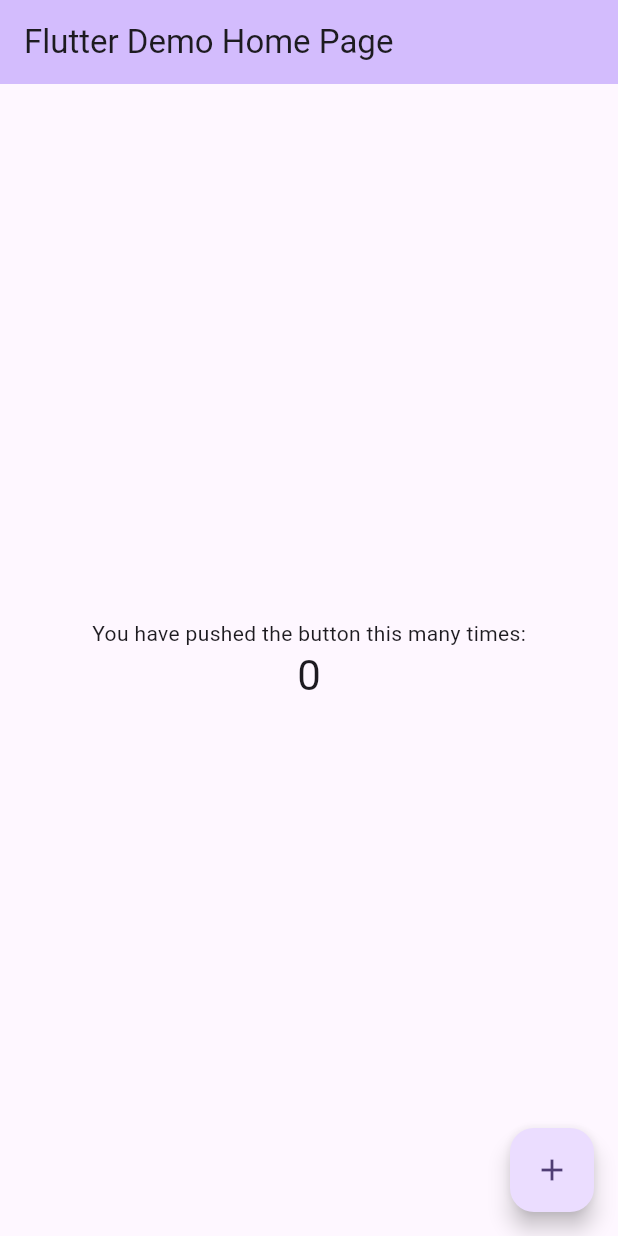
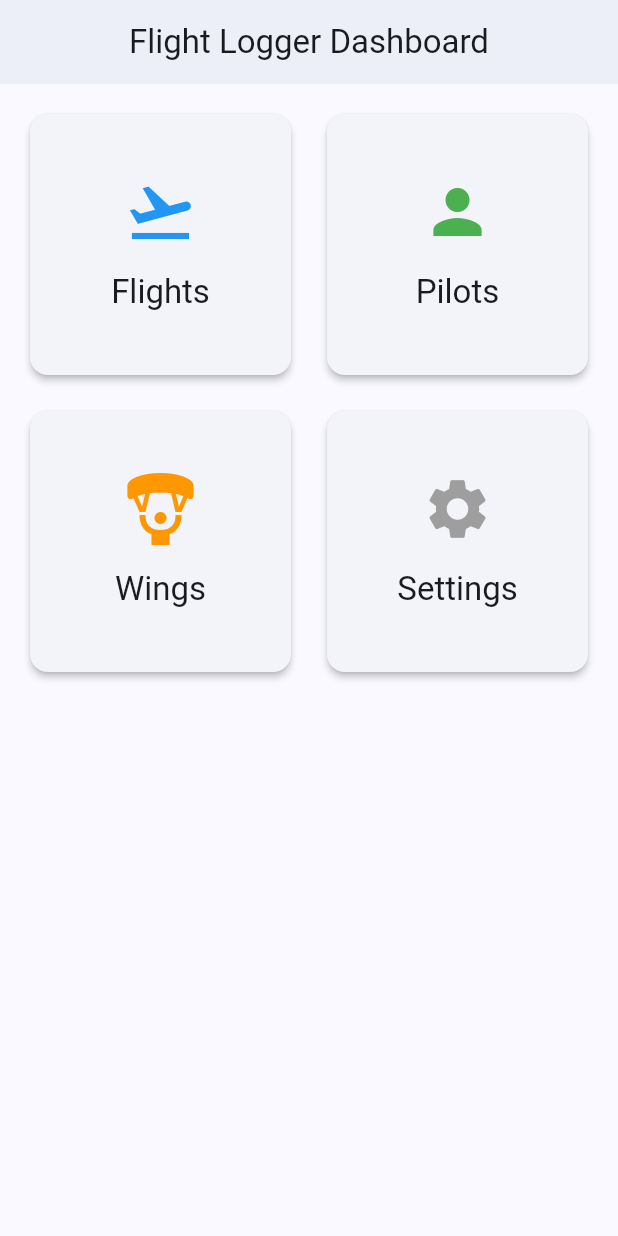
Before and after one commit to could-ai/019b4985-36f4-75fd-abc7-993f9726a849, a Flutter app: the screen it shows after launch, on a phone screen of 412 x 824 dp. Run offline on Flutter 3.47's test engine with Material 3 defaults, Android fonts, the phone set to English and light mode, and no system bars.

Commit message:
Added supabase_flutter and intl dependencies to support database connectivity and date formatting.; Replaced the default counter app with the Flight Logger application structure, including routing and theming.; Created data models for Pilot, Wing, and Flight to structure the application data.; Created the main dashboard screen with navigation to Flights, Pilots, and Wings sections.; Created the Pilots management screen with list view and add functionality (using local state).; Created the Wings management screen with list view and add functionality (using local state).; Created the Flights management screen with list view and flight logging functionality (using local state).

```diff
--- a/usr/lib/main.dart
+++ b/usr/lib/main.dart
@@ -1,123 +1,42 @@
 import 'package:flutter/material.dart';
+import 'screens/home_screen.dart';
+import 'screens/pilots_screen.dart';
+import 'screens/wings_screen.dart';
+import 'screens/flights_screen.dart';
 
 void main() {
-  runApp(const MyApp());
+  // In a real app, we would initialize Supabase here.
+  // await Supabase.initialize(url: '...', anonKey: '...');
+  runApp(const FlightLoggerApp());
 }
 
-class MyApp extends StatelessWidget {
-  const MyApp({super.key});
+class FlightLoggerApp extends StatelessWidget {
+  const FlightLoggerApp({super.key});
 
-  // This widget is the root of your application.
   @override
   Widget build(BuildContext context) {
     return MaterialApp(
-      title: 'Flutter Demo',
+      title: 'Flight Logger',
       debugShowCheckedModeBanner: false,
       theme: ThemeData(
-        // This is the theme of your application.
-        //
-        // TRY THIS: Try running your application with "flutter run". You'll see
-        // the application has a purple toolbar. Then, without quitting the app,
-        // try changing the seedColor in the colorScheme below to Colors.green
-        // and then invoke "hot reload" (save your changes or press the "hot
-        // reload" button in a Flutter-supported IDE, or press "r" if you used
-        // the command line to start the app).
-        //
-        // Notice that the counter didn't reset back to zero; the application
-        // state is not lost during the reload. To reset the state, use hot
-        // restart instead.
-        //
-        // This works for code too, not just values: Most code changes can be
-        // tested with just a hot reload.
-        colorScheme: ColorScheme.fromSeed(seedColor: Colors.deepPurple),
+        colorScheme: ColorScheme.fromSeed(seedColor: Colors.blueAccent),
+        useMaterial3: true,
+        appBarTheme: const AppBarTheme(
+          centerTitle: true,
+          elevation: 2,
+        ),
+        cardTheme: CardTheme(
+          elevation: 2,
+          shape: RoundedRectangleBorder(borderRadius: BorderRadius.circular(12)),
+        ),
       ),
       initialRoute: '/',
       routes: {
-        '/': (context) => const MyHomePage(title: 'Flutter Demo Home Page'),
+        '/': (context) => const HomeScreen(),
+        '/pilots': (context) => const PilotsScreen(),
+        '/wings': (context) => const WingsScreen(),
+        '/flights': (context) => const FlightsScreen(),
       },
     );
   }
 }
-
-class MyHomePage extends StatefulWidget {
-  const MyHomePage({super.key, required this.title});
-
-  // This widget is the home page of your application. It is stateful, meaning
-  // that it has a State object (defined below) that contains fields that affect
-  // how it looks.
-
-  // This class is the configuration for the state. It holds the values (in this
-  // case the title) provided by the parent (in this case the App widget) and
-  // used by the build method of the State. Fields in a Widget subclass are
-  // always marked "final".
-
-  final String title;
-
-  @override
-  State<MyHomePage> createState() => _MyHomePageState();
-}
-
-class _MyHomePageState extends State<MyHomePage> {
-  int _counter = 0;
-
-  void _incrementCounter() {
-    setState(() {
-      // This call to setState tells the Flutter framework that something has
-      // changed in this State, which causes it to rerun the build method below
-      // so that the display can reflect the updated values. If we changed
-      // _counter without calling setState(), then the build method would not be
-      // called again, and so nothing would appear to happen.
-      _counter++;
-    });
-  }
-
-  @override
-  Widget build(BuildContext context) {
-    // This method is rerun every time setState is called, for instance as done
-    // by the _incrementCounter method above.
-    //
-    // The Flutter framework has been optimized to make rerunning build methods
-    // fast, so that you can just rebuild anything that needs updating rather
-    // than having to individually change instances of widgets.
-    return Scaffold(
-      appBar: AppBar(
-        // TRY THIS: Try changing the color here to a specific color (to
-        // Colors.amber, perhaps?) and trigger a hot reload to see the AppBar
-        // change color while the other colors stay the same.
-        backgroundColor: Theme.of(context).colorScheme.inversePrimary,
-        // Here we take the value from the MyHomePage object that was created by
-        // the App.build method, and use it to set our appbar title.
-        title: Text(widget.title),
-      ),
-      body: Center(
-        // Center is a layout widget. It takes a single child and positions it
-        // in the middle of the parent.
-        child: Column(
-          // Column is also a layout widget. It takes a list of children and
-          // arranges them vertically. By default, it sizes itself to fit its
-          // children horizontally, and tries to be as tall as its parent.
-          //
-          // Column has various properties to control how it sizes itself and
-          // how it positions its children. Here we use mainAxisAlignment to
-          // center the children vertically; the main axis here is the vertical
-          // axis because Columns are vertical (the cross axis would be
-          // horizontal).
-          //
-          // TRY THIS: Invoke "debug painting" (choose the "Toggle Debug Paint"
-          // action in the IDE, or press "p" in the console), to see the
-          // wireframe for each widget.
-          mainAxisAlignment: MainAxisAlignment.center,
-          children: <Widget>[
-            const Text('You have pushed the button this many times:'),
-            Text('$_counter', style: Theme.of(context).textTheme.headlineMedium),
-          ],
-        ),
-      ),
-      floatingActionButton: FloatingActionButton(
-        onPressed: _incrementCounter,
-        tooltip: 'Increment',
-        child: const Icon(Icons.add),
-      ), // This trailing comma makes auto-formatting nicer for build methods.
-    );
-  }
-}
--- /dev/null
+++ b/usr/lib/models/models.dart
@@ -0,0 +1,36 @@
+class Pilot {
+  final String id;
+  final String name;
+  final String licenseNumber;
+
+  Pilot({required this.id, required this.name, required this.licenseNumber});
+}
+
+class Wing {
+  final String id;
+  final String brand;
+  final String model;
+  final String serialNumber;
+
+  Wing({required this.id, required this.brand, required this.model, required this.serialNumber});
+}
+
+class Flight {
+  final String id;
+  final String pilotId;
+  final String wingId;
+  final DateTime date;
+  final int durationMinutes;
+  final String location;
+  final String? notes;
+
+  Flight({
+    required this.id,
+    required this.pilotId,
+    required this.wingId,
+    required this.date,
+    required this.durationMinutes,
+    required this.location,
+    this.notes,
+  });
+}
--- /dev/null
+++ b/usr/lib/screens/home_screen.dart
@@ -0,0 +1,81 @@
+import 'package:flutter/material.dart';
+
+class HomeScreen extends StatelessWidget {
+  const HomeScreen({super.key});
+
+  @override
+  Widget build(BuildContext context) {
+    return Scaffold(
+      appBar: AppBar(
+        title: const Text('Flight Logger Dashboard'),
+      ),
+      body: Padding(
+        padding: const EdgeInsets.all(16.0),
+        child: GridView.count(
+          crossAxisCount: 2,
+          crossAxisSpacing: 16,
+          mainAxisSpacing: 16,
+          children: [
+            _buildMenuCard(
+              context,
+              title: 'Flights',
+              icon: Icons.flight_takeoff,
+              color: Colors.blue,
+              route: '/flights',
+            ),
+            _buildMenuCard(
+              context,
+              title: 'Pilots',
+              icon: Icons.person,
+              color: Colors.green,
+              route: '/pilots',
+            ),
+            _buildMenuCard(
+              context,
+              title: 'Wings',
+              icon: Icons.paragliding,
+              color: Colors.orange,
+              route: '/wings',
+            ),
+            _buildMenuCard(
+              context,
+              title: 'Settings',
+              icon: Icons.settings,
+              color: Colors.grey,
+              onTap: () {
+                ScaffoldMessenger.of(context).showSnackBar(
+                  const SnackBar(content: Text('Settings coming soon!')),
+                );
+              },
+            ),
+          ],
+        ),
+      ),
+    );
+  }
+
+  Widget _buildMenuCard(BuildContext context,
+      {required String title,
+      required IconData icon,
+      required Color color,
+      String? route,
+      VoidCallback? onTap}) {
+    return Card(
+      clipBehavior: Clip.antiAlias,
+      child: InkWell(
+        onTap: onTap ?? () => Navigator.pushNamed(context, route!),
+        child: Column(
+          mainAxisAlignment: MainAxisAlignment.center,
+          children: [
+            Icon(icon, size: 48, color: color),
+            const SizedBox(height: 16),
+            Text(
+              title,
+              style: Theme.of(context).textTheme.titleLarge,
+            ),
+          ],
+        ),
+      ),
+    );
+  }
+}
```
Also changed, not shown: usr/lib/screens/flights_screen.dart (added, +132 -0 lines), usr/lib/screens/pilots_screen.dart (added, +89 -0 lines), usr/lib/screens/wings_screen.dart (added, +95 -0 lines), usr/pubspec.yaml (+3 -70 lines).
